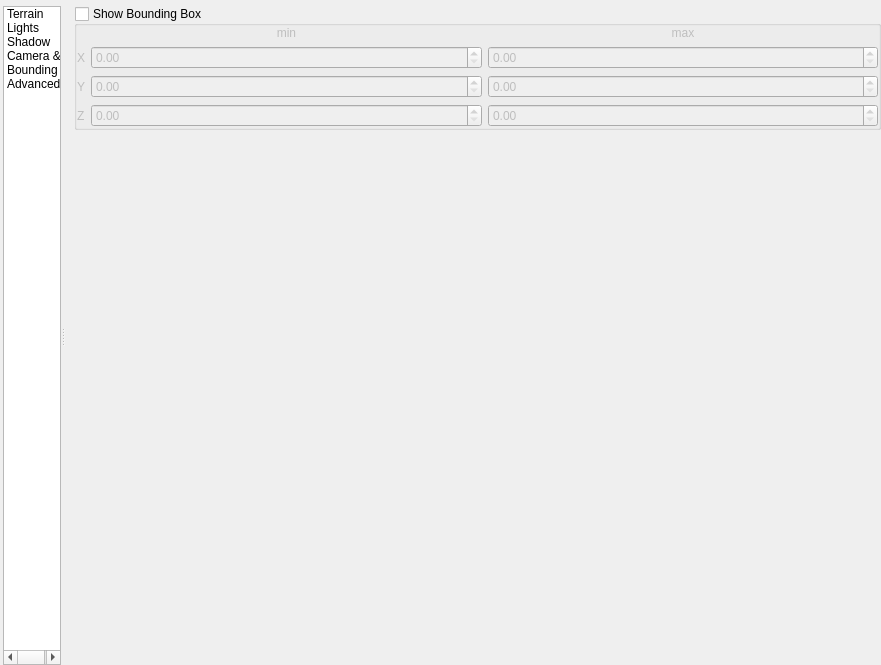
Before: the Qt Designer form src/ui/3d/map3dconfigwidget.ui in Oslandia/QGIS_CI, drawn with Qt 5.
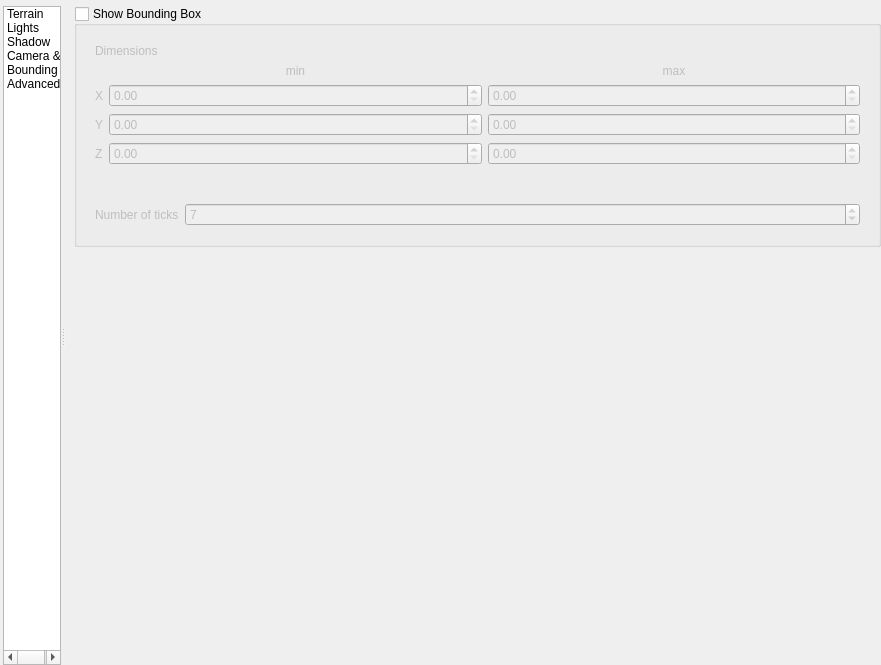
After: the same form once the commit is applied. The open tabs and pages were chosen to show the change. Icons and pictures are not drawn. Custom widgets are drawn as their Qt base class.

Commit message:
map3dconfigwidget: Add option to change bounding box ticks
This allows to change the number of ticks.

The edit to the form file:
```diff
--- a/src/ui/3d/map3dconfigwidget.ui
+++ b/src/ui/3d/map3dconfigwidget.ui
@@ -839,23 +839,24 @@
                  <property name="checked">
                   <bool>false</bool>
                  </property>
+                 <layout class="QVBoxLayout" name="groupVerticalLayoutBoundingBox">
+                  <property name="spacing">
+                   <number>20</number>
+                  </property>
+                  <item>
+                   <widget class="QWidget" name="dimensions">
                  <layout class="QGridLayout" name="gridLayoutBoundingBox" columnstretch="0,1,1">
-                  <property name="leftMargin">
-                   <number>0</number>
-                  </property>
-                  <property name="topMargin">
-                   <number>0</number>
-                  </property>
-                  <property name="rightMargin">
-                   <number>0</number>
-                  </property>
-                  <property name="bottomMargin">
-                   <number>0</number>
-                  </property>
-                  <item row="0" column="0">
+                     <item row="0" column="0" colspan="3">
+                      <widget class="QLabel" name="dimensionsLabel">
+                       <property name="text">
+                        <string>Dimensions</string>
+                       </property>
+                      </widget>
+                     </item>
+                     <item row="1" column="0">
                    <widget class="QLabel" name="bbempty"/>
                   </item>
-                  <item row="0" column="1">
+                     <item row="1" column="1">
                    <widget class="QLabel" name="bbmin">
                     <property name="text">
                      <string>min</string>
@@ -865,7 +866,7 @@
                     </property>
                    </widget>
                   </item>
-                  <item row="0" column="2">
+                     <item row="1" column="2">
                    <widget class="QLabel" name="bbmax">
                     <property name="text">
                      <string>max</string>
@@ -875,44 +876,73 @@
                     </property>
                    </widget>
                   </item>
-                  <item row="1" column="0">
+                     <item row="2" column="0">
                    <widget class="QLabel" name="bbx">
                     <property name="text">
                      <string>X</string>
                     </property>
                    </widget>
                   </item>
-                  <item row="1" column="1">
+                     <item row="2" column="1">
                    <widget class="QDoubleSpinBox" name="mBoundingBoxXMin"/>
                   </item>
-                  <item row="1" column="2">
+                     <item row="2" column="2">
                    <widget class="QDoubleSpinBox" name="mBoundingBoxXMax"/>
                   </item>
-                  <item row="2" column="0">
+                     <item row="3" column="0">
                    <widget class="QLabel" name="bby">
                     <property name="text">
                      <string>Y</string>
                     </property>
                    </widget>
                   </item>
-                  <item row="2" column="1">
+                     <item row="3" column="1">
                    <widget class="QDoubleSpinBox" name="mBoundingBoxYMin"/>
                   </item>
-                  <item row="2" column="2">
+                     <item row="3" column="2">
                    <widget class="QDoubleSpinBox" name="mBoundingBoxYMax"/>
                   </item>
-                  <item row="3" column="0">
+                     <item row="4" column="0">
                    <widget class="QLabel" name="bbz">
                     <property name="text">
                      <string>Z</string>
                     </property>
                    </widget>
                   </item>
-                  <item row="3" column="1">
+                     <item row="4" column="1">
                    <widget class="QDoubleSpinBox" name="mBoundingBoxZMin"/>
                   </item>
-                  <item row="3" column="2">
+                     <item row="4" column="2">
                    <widget class="QDoubleSpinBox" name="mBoundingBoxZMax"/>
+                     </item>
+                    </layout>
+                   </widget>
+                  </item>
+                  <item>
+                   <widget class="QWidget" name="ticks">
+                    <layout class="QGridLayout" name="gridLayoutBoundingBoxTicks" columnstretch="0,1">
+                     <item row="0" column="0">
+                      <widget class="QLabel" name="nrTicksLabel">
+                       <property name="text">
+                        <string>Number of ticks</string>
+                       </property>
+                      </widget>
+                     </item>
+                     <item row="0" column="1">
+                      <widget class="QgsSpinBox" name="mBoundingBoxNrTicks">
+                       <property name="minimum">
+                        <number>3</number>
+                       </property>
+                       <property name="value">
+                        <number>7</number>
+                       </property>
+                       <property name="clearValue">
+                        <number>7</number>
+                       </property>
+                      </widget>
+                     </item>
+                    </layout>
+                   </widget>
                   </item>
                  </layout>
                 </widget>
```
Left out of the diff: 2 changed lines with no effect on the pictures. Lines whose indentation alone changed are shown as unchanged. The commit also changes 1 other file.
